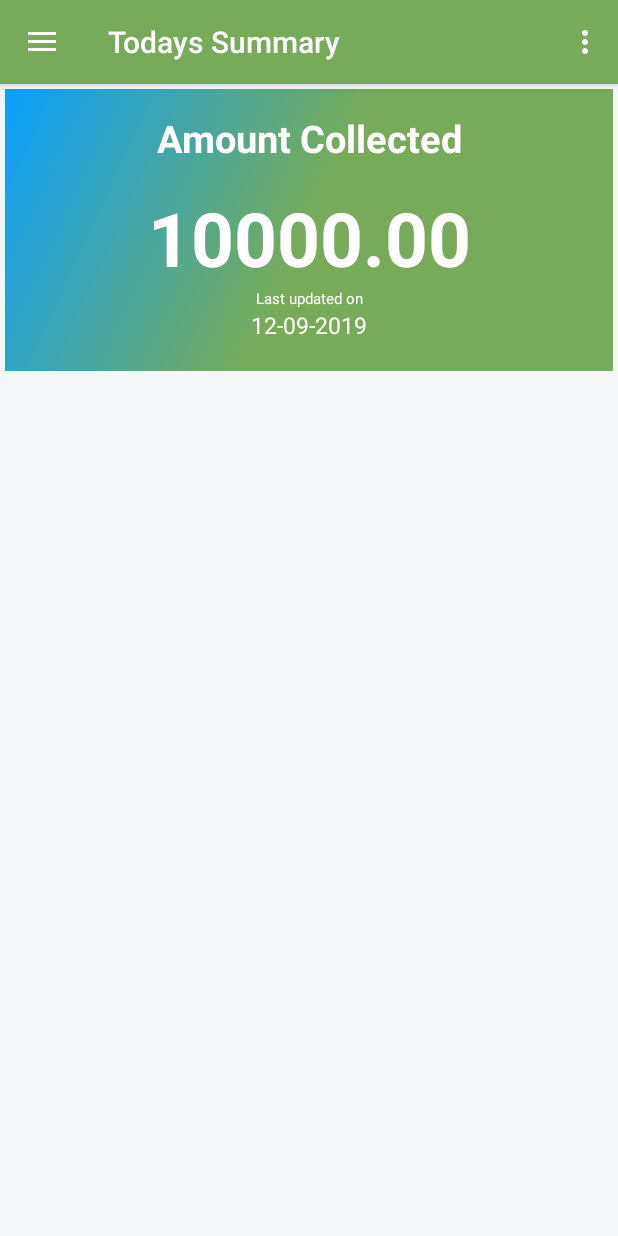
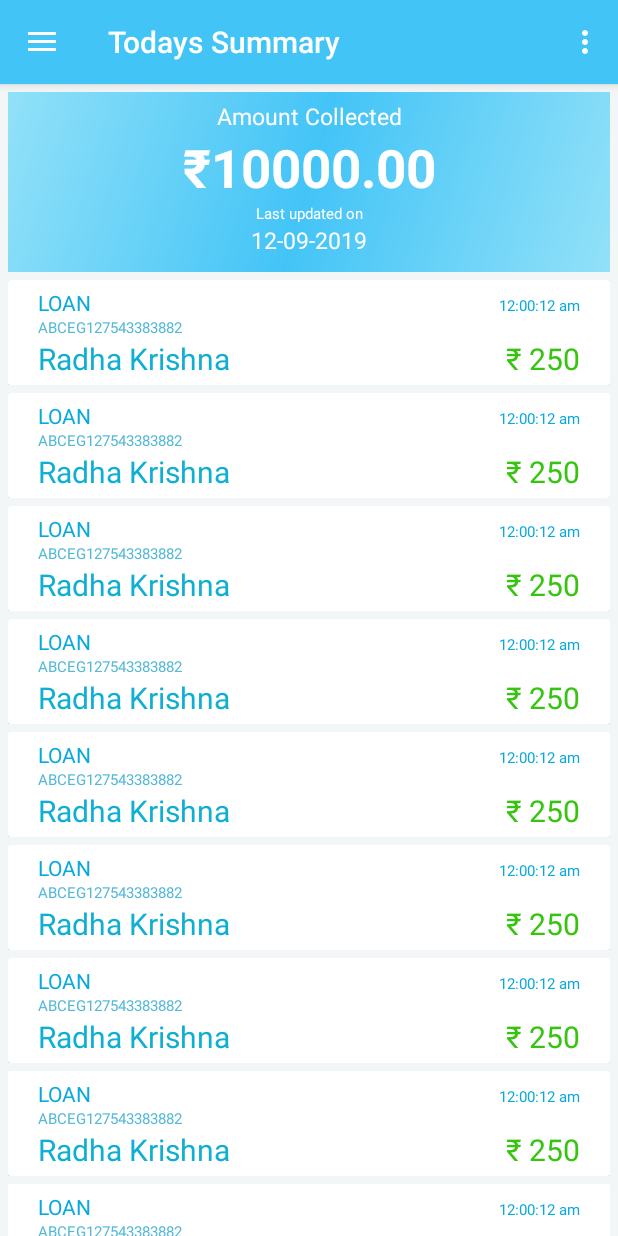
Before and after one commit to SurakshaFinance/AndroidSuraksha, an Android app: the AgentHomeActivity screen opened directly, with no data from a screen before it, on a phone screen of 412 x 824 dp. Run offline under Robolectric (Android 15) with nearby library versions, the phone set to English and light mode, and no system bars.

Commit message:
Added transaction summarry page.

```diff
--- a/app/build.gradle
+++ b/app/build.gradle
@@ -27,4 +27,7 @@ dependencies {
     testImplementation 'junit:junit:4.12'
     androidTestImplementation 'com.android.support.test:runner:1.0.2'
     androidTestImplementation 'com.android.support.test.espresso:espresso-core:3.0.2'
+
+    implementation 'com.android.support:recyclerview-v7:27.1.1'
+    implementation 'com.android.support:cardview-v7:27.1.1'
 }
--- a/app/src/main/java/suraksha/in/fragments/TodaySummaryFragment.java
+++ b/app/src/main/java/suraksha/in/fragments/TodaySummaryFragment.java
@@ -4,18 +4,59 @@ import android.os.Bundle;
 import android.support.annotation.NonNull;
 import android.support.annotation.Nullable;
 import android.support.v4.app.Fragment;
+import android.support.v4.view.ViewCompat;
+import android.support.v7.widget.LinearLayoutManager;
+import android.support.v7.widget.RecyclerView;
 import android.view.LayoutInflater;
 import android.view.View;
 import android.view.ViewGroup;
 
+import java.util.ArrayList;
+import java.util.List;
+
 import suraksha.in.suraksha.R;
+import suraksha.in.suraksha.today_summarry.TransactionHistory;
+import suraksha.in.suraksha.today_summarry.TransactionHistoryAdapter;
 
 public class TodaySummaryFragment extends Fragment {
+
+    private RecyclerView recyclerView;
+    private RecyclerView.Adapter adapter;
+    private List<TransactionHistory> transactionHistories;
 
     @Nullable
     @Override
     public View onCreateView(@NonNull LayoutInflater inflater, @Nullable ViewGroup container, @Nullable Bundle savedInstanceState) {
-        return inflater.inflate(R.layout.fragment_today_summary, container, false);
+        View view = inflater.inflate(R.layout.fragment_today_summary,container,false);
+        recyclerView = view.findViewById(R.id.recycler_view);
+        recyclerView.setHasFixedSize(true);
+        recyclerView.setLayoutManager(new LinearLayoutManager(getContext()));
+        transactionHistories = new ArrayList<>();
+        addTransactionHistories();
+        adapter = new TransactionHistoryAdapter(transactionHistories,getContext());
+        recyclerView.setAdapter(adapter);
+        recyclerView.setNestedScrollingEnabled(false);
+        return view;
+    }
+
+    private void addTransactionHistories(){
+        transactionHistories.add(new TransactionHistory("LOAN","Radha Krishna","12:00:12 am","₹ 250"));
+        transactionHistories.add(new TransactionHistory("LOAN","Radha Krishna","12:00:12 am","₹ 250"));
+        transactionHistories.add(new TransactionHistory("LOAN","Radha Krishna","12:00:12 am","₹ 250"));
+        transactionHistories.add(new TransactionHistory("LOAN","Radha Krishna","12:00:12 am","₹ 250"));
+        transactionHistories.add(new TransactionHistory("LOAN","Radha Krishna","12:00:12 am","₹ 250"));
+        transactionHistories.add(new TransactionHistory("LOAN","Radha Krishna","12:00:12 am","₹ 250"));
+        transactionHistories.add(new TransactionHistory("LOAN","Radha Krishna","12:00:12 am","₹ 250"));
+        transactionHistories.add(new TransactionHistory("LOAN","Radha Krishna","12:00:12 am","₹ 250"));
+        transactionHistories.add(new TransactionHistory("LOAN","Radha Krishna","12:00:12 am","₹ 250"));
+        transactionHistories.add(new TransactionHistory("LOAN","Radha Krishna","12:00:12 am","₹ 250"));
+        transactionHistories.add(new TransactionHistory("LOAN","Radha Krishna","12:00:12 am","₹ 250"));
+        transactionHistories.add(new TransactionHistory("LOAN","Radha Krishna","12:00:12 am","₹ 250"));
+        transactionHistories.add(new TransactionHistory("LOAN","Radha Krishna","12:00:12 am","₹ 250"));
+        transactionHistories.add(new TransactionHistory("LOAN","Radha Krishna","12:00:12 am","₹ 250"));
+        transactionHistories.add(new TransactionHistory("LOAN","Radha Krishna","12:00:12 am","₹ 250"));
+        transactionHistories.add(new TransactionHistory("LOAN","Radha Krishna","12:00:12 am","₹ 250"));
+        transactionHistories.add(new TransactionHistory("LOAN","Radha Krishna","12:00:12 am","₹ 250"));
     }
 
 }
--- a/app/src/main/java/suraksha/in/helpers/ToastHelper.java
+++ b/app/src/main/java/suraksha/in/helpers/ToastHelper.java
@@ -14,7 +14,7 @@ public class ToastHelper {
     public static void makeToast(ViewGroup viewGroup, LayoutInflater inflater, Context applicationContext, boolean isError, String displayMessage) {
         View toastLayout = inflater.inflate(R.layout.suraksha_toast, viewGroup);
         Toast toast = new Toast(applicationContext);
-        int color = isError ? Color.parseColor("#E74C3C") : Color.parseColor("#77ab59");
+        int color = isError ? Color.parseColor("#E74C3C") : Color.parseColor("#43C4F7");
         toast.setView(toastLayout);
         TextView text = (TextView) toastLayout.findViewById(R.id.suraksha_toast_text);
         text.setText(displayMessage);
--- a/app/src/main/java/suraksha/in/suraksha/AgentHomeActivity.java
+++ b/app/src/main/java/suraksha/in/suraksha/AgentHomeActivity.java
@@ -49,6 +49,7 @@ public class AgentHomeActivity extends AppCompatActivity
 
         NavigationView navigationView = (NavigationView) findViewById(R.id.nav_view);
         navigationView.setNavigationItemSelectedListener(this);
+        navigationView.getMenu().getItem(0).setChecked(true);
     }
 
     @Override
--- /dev/null
+++ b/app/src/main/java/suraksha/in/suraksha/today_summarry/TransactionHistory.java
@@ -0,0 +1,49 @@
+package suraksha.in.suraksha.today_summarry;
+
+public class TransactionHistory {
+
+    private String transactionType;
+    private String customerName;
+    private String transactionTime;
+    private String transactionAmount;
+
+    public TransactionHistory(String transactionType, String customerName, String transactionTime, String transactionAmount) {
+        this.transactionType = transactionType;
+        this.customerName = customerName;
+        this.transactionTime = transactionTime;
+        this.transactionAmount = transactionAmount;
+    }
+
+    public String getTransactionType() {
+        return transactionType;
+    }
+
+    public void setTransactionType(String transactionType) {
+        this.transactionType = transactionType;
+    }
+
+    public String getCustomerName() {
+        return customerName;
+    }
+
+    public void setCustomerName(String customerName) {
+        this.customerName = customerName;
+    }
+
+    public String getTransactionTime() {
+        return transactionTime;
+    }
+
+    public void setTransactionTime(String transactionTime) {
+        this.transactionTime = transactionTime;
+    }
+
+    public String getTransactionAmount() {
+        return transactionAmount;
+    }
+
+    public void setTransactionAmount(String transactionAmount) {
+        this.transactionAmount = transactionAmount;
+    }
+
+}
--- /dev/null
+++ b/app/src/main/java/suraksha/in/suraksha/today_summarry/TransactionHistoryAdapter.java
@@ -0,0 +1,61 @@
+package suraksha.in.suraksha.today_summarry;
+
+import android.content.Context;
+import android.support.annotation.NonNull;
+import android.support.v7.widget.RecyclerView;
+import android.view.LayoutInflater;
+import android.view.View;
+import android.view.ViewGroup;
+import android.widget.TextView;
+
+import java.util.List;
+
+import suraksha.in.suraksha.R;
+
+public class TransactionHistoryAdapter extends RecyclerView.Adapter<TransactionHistoryAdapter.ViewHolder> {
+
+    private List<TransactionHistory> items;
+    private Context context;
+
+    public TransactionHistoryAdapter(List<TransactionHistory> items, Context context) {
+        this.items = items;
+        this.context = context;
+    }
+
+    @NonNull
+    @Override
+    public ViewHolder onCreateViewHolder(@NonNull ViewGroup parent, int viewType) {
+        View view = LayoutInflater.from(parent.getContext()).inflate(R.layout.transaction_details, parent, false);
+        return new ViewHolder(view);
+    }
+
+    @Override
+    public void onBindViewHolder(@NonNull ViewHolder holder, int position) {
+        TransactionHistory item = items.get(position);
+        holder.transactionType.setText(item.getTransactionType());
+        holder.customerName.setText(item.getCustomerName());
+        holder.transactionTime.setText(item.getTransactionTime());
+        holder.transactionAmount.setText(item.getTransactionAmount());
+    }
+
+    @Override
+    public int getItemCount() {
+        return items.size();
+    }
+
+    class ViewHolder extends RecyclerView.ViewHolder{
+
+        private TextView transactionType;
+        private TextView customerName;
+        private TextView transactionTime;
+        private TextView transactionAmount;
+
+        public ViewHolder(View itemView) {
+            super(itemView);
+            transactionType = itemView.findViewById(R.id.transaction_type);
+            customerName = itemView.findViewById(R.id.customer_name);
+            transactionTime = itemView.findViewById(R.id.transaction_time);
+            transactionAmount = itemView.findViewById(R.id.transaction_amount);
+        }
+    }
+}
--- a/app/src/main/res/drawable-v21/button.xml
+++ b/app/src/main/res/drawable-v21/button.xml
@@ -2,8 +2,8 @@
     android:shape="rectangle">
     <gradient
         android:angle="135"
-        android:centerColor="#0aa0FF"
-        android:endColor="#77ab59"
-        android:startColor="#76ab59"
+        android:startColor="#92E1F8"
+        android:centerColor="#43C4F7"
+        android:endColor="#92E1F8"
         android:type="linear" />
 </shape>
--- a/app/src/main/res/drawable/side_nav_bar.xml
+++ b/app/src/main/res/drawable/side_nav_bar.xml
@@ -2,8 +2,8 @@
     android:shape="rectangle">
     <gradient
         android:angle="135"
-        android:centerColor="#77ab59"
+        android:startColor="#92E1F8"
+        android:centerColor="#43C4F7"
         android:endColor="#0aa0FF"
-        android:startColor="#76ab59"
         android:type="linear" />
 </shape>
--- a/app/src/main/res/layout/activity_agent_login.xml
+++ b/app/src/main/res/layout/activity_agent_login.xml
@@ -21,7 +21,7 @@
             android:textColor="#ffffff"
             android:textStyle="bold"
             android:textSize="30dp"
-            android:text="SURAKSHA"
+            android:text="Android"
             android:layout_height="wrap_content" />
 
 
--- a/app/src/main/res/layout/app_bar_agent_home.xml
+++ b/app/src/main/res/layout/app_bar_agent_home.xml
@@ -15,7 +15,7 @@
             android:id="@+id/toolbar"
             android:layout_width="match_parent"
             android:layout_height="?attr/actionBarSize"
-            android:background="@color/colorPrimary"
+            android:background="#43C4F7"
             app:popupTheme="@style/AppTheme.PopupOverlay" />
 
     </android.support.design.widget.AppBarLayout>
--- a/app/src/main/res/layout/fragment_customer.xml
+++ b/app/src/main/res/layout/fragment_customer.xml
@@ -13,13 +13,13 @@
             android:orientation="vertical" >
 
             <LinearLayout
-                android:layout_marginTop="5dp"
-                android:layout_marginLeft="5dp"
-                android:layout_marginRight="5dp"
+                android:layout_marginTop="10dp"
+                android:layout_marginLeft="10dp"
+                android:layout_marginRight="10dp"
                 android:layout_width="fill_parent"
                 android:layout_height="wrap_content"
                 android:orientation="horizontal"
-                android:background="@drawable/side_nav_bar">
+                android:background="#ffffff">
                 <ImageView
                     android:id="@+id/create_customer"
                     android:layout_width="60dp"
@@ -30,18 +30,18 @@
                     android:layout_height="60dp"
                     android:text="Create Customer"
                     android:gravity="center"
-                    android:textColor="#FFFFFF"
+                    android:textColor="@color/colorPrimaryDark"
                     android:textSize="20dp"
                     android:layout_alignRight="@+id/create_customer"/>
             </LinearLayout>
             <LinearLayout
-                android:layout_marginTop="5dp"
-                android:layout_marginLeft="5dp"
-                android:layout_marginRight="5dp"
+                android:layout_marginTop="10dp"
+                android:layout_marginLeft="10dp"
+                android:layout_marginRight="10dp"
                 android:layout_width="fill_parent"
                 android:layout_height="wrap_content"
                 android:orientation="horizontal"
-                android:background="@drawable/side_nav_bar">
+                android:background="#ffffff">
                 <ImageView
                     android:id="@+id/update_customer"
                     android:layout_width="60dp"
@@ -52,7 +52,7 @@
                     android:layout_height="60dp"
                     android:text="Update Customer"
                     android:gravity="center"
-                    android:textColor="#FFFFFF"
+                    android:textColor="@color/colorPrimaryDark"
                     android:textSize="20dp"
                     android:layout_alignRight="@+id/update_customer"/>
             </LinearLayout>
--- a/app/src/main/res/layout/fragment_today_summary.xml
+++ b/app/src/main/res/layout/fragment_today_summary.xml
@@ -1,54 +1,65 @@
 <?xml version="1.0" encoding="utf-8"?>
-<LinearLayout xmlns:android="http://schemas.android.com/apk/res/android"
+<android.support.v4.widget.NestedScrollView
     android:layout_width="match_parent"
-    android:layout_height="match_parent"
-    android:orientation="vertical"
-    android:background="@color/theamColor">
-    <ScrollView
+    android:layout_height="wrap_content"
+    xmlns:android="http://schemas.android.com/apk/res/android">
+    <LinearLayout xmlns:android="http://schemas.android.com/apk/res/android"
         android:layout_width="match_parent"
-        android:layout_height="match_parent">
+        android:layout_height="wrap_content"
+        android:orientation="vertical"
+        android:background="@color/theamColor"
+        android:focusable="true">
         <LinearLayout
-            android:layout_margin="3dp"
+            android:layout_marginTop="5dp"
+            android:layout_marginLeft="5dp"
+            android:layout_marginRight="5dp"
             android:layout_width="match_parent"
-            android:layout_height="200dp"
-            android:background="@drawable/side_nav_bar"
+            android:layout_height="120dp"
+            android:background="@drawable/button"
             android:orientation="vertical">
             <TextView
-                android:layout_margin="15dp"
+                android:layout_marginTop="5dp"
                 android:id="@+id/text_view_amount_lable"
                 android:layout_width="match_parent"
                 android:layout_height="wrap_content"
                 android:gravity="center"
                 android:text="Amount Collected"
-                android:textColor="#ffffff"
-                android:textStyle="bold"
-                android:textSize="25dp"/>
+                android:textColor="@color/textWhite"
+                android:textSize="15dp"/>
             <TextView
                 android:id="@+id/text_view_amount"
                 android:layout_width="match_parent"
                 android:layout_height="wrap_content"
                 android:gravity="center"
-                android:text="10000.00"
-                android:textColor="#ffffff"
+                android:text="₹10000.00"
+                android:textColor="@color/textWhite"
                 android:textStyle="bold"
-                android:textSize="50dp"/>
+                android:textSize="35dp"/>
             <TextView
                 android:id="@+id/text_view_date_lable"
                 android:layout_width="match_parent"
                 android:layout_height="wrap_content"
                 android:gravity="center"
                 android:text="Last updated on"
-                android:textColor="#ffffff"
+                android:textColor="@color/textWhite"
                 android:textSize="10dp"/>
             <TextView
-                android:paddingBottom="20dp"
+                android:paddingBottom="5dp"
                 android:id="@+id/text_view_date"
                 android:layout_width="match_parent"
                 android:layout_height="wrap_content"
                 android:gravity="center"
                 android:text="12-09-2019"
-                android:textColor="#ffffff"
+                android:textColor="@color/textWhite"
                 android:textSize="15dp"/>
         </LinearLayout>
-    </ScrollView>
-</LinearLayout>
+        <android.support.v7.widget.RecyclerView
+            android:id="@+id/recycler_view"
+            android:layout_width="match_parent"
+            android:layout_height="wrap_content"
+            android:layout_marginLeft="5dp"
+            android:layout_marginRight="5dp"
+            android:background="@color/theamColor">
+        </android.support.v7.widget.RecyclerView>
+    </LinearLayout>
+</android.support.v4.widget.NestedScrollView>
--- /dev/null
+++ b/app/src/main/res/layout/transaction_details.xml
@@ -0,0 +1,85 @@
+<?xml version="1.0" encoding="utf-8"?>
+<LinearLayout xmlns:android="http://schemas.android.com/apk/res/android"
+    android:layout_width="match_parent"
+    android:layout_height="wrap_content"
+    android:layout_marginTop="5dp">
+    <android.support.v7.widget.CardView
+        android:layout_width="match_parent"
+        android:layout_height="wrap_content">
+        <LinearLayout
+            android:layout_width="fill_parent"
+            android:layout_height="70dp"
+            android:orientation="vertical"
+            android:paddingTop="5dp"
+            android:paddingRight="20dp"
+            android:paddingLeft="20dp"
+            android:background="@color/textWhite"
+            android:focusableInTouchMode="true">
+            <LinearLayout
+                android:layout_width="match_parent"
+                android:layout_height="wrap_content"
+                android:orientation="horizontal">
+                <TextView
+                    android:id="@+id/transaction_type"
+                    android:layout_weight="2"
+                    android:layout_width="match_parent"
+                    android:layout_height="wrap_content"
+                    android:textSize="14dp"
+                    android:textColor="#09A9DD"
+                    android:text="LOAN"
+                    android:gravity="top|left"/>
+                <TextView
+                    android:id="@+id/transaction_time"
+                    android:layout_weight="3"
+                    android:layout_width="match_parent"
+                    android:layout_height="wrap_content"
+                    android:text="12:30:10 am"
+                    android:textColor="#09A9DD"
+                    android:textSize="10dp"
+                    android:gravity="right|top"/>
+            </LinearLayout>
+            <LinearLayout
+                android:layout_width="match_parent"
+                android:layout_height="wrap_content">
+                <TextView
+                    android:id="@+id/transaction_reference_number"
+                    android:layout_weight="2"
+                    android:layout_width="match_parent"
+                    android:layout_height="wrap_content"
+                    android:textSize="10dp"
+                    android:text="ABCEG127543383882"
+                    android:textColor="#54B8D8"
+                    android:gravity="left"/>
+
+            </LinearLayout>
+            <LinearLayout
+                android:layout_width="match_parent"
+                android:layout_height="wrap_content"
+                android:orientation="horizontal">
+                <LinearLayout
+                    android:layout_width="match_parent"
+                    android:layout_height="wrap_content"
+                    android:orientation="horizontal">
+                    <TextView
+                        android:id="@+id/customer_name"
+                        android:layout_weight="2"
+                        android:layout_width="match_parent"
+                        android:layout_height="wrap_content"
+                        android:textSize="20dp"
+                        android:text="Sanooj M P"
+                        android:textColor="#0EAFD3"
+                        android:gravity="top|bottom"/>
+                    <TextView
+                        android:id="@+id/transaction_amount"
+                        android:layout_weight="4"
+                        android:layout_width="match_parent"
+                        android:layout_height="wrap_content"
+                        android:text="₹ 200.00"
+                        android:textSize="20dp"
+                        android:textColor="#37C411"
+                        android:gravity="right|bottom" />
+                </LinearLayout>
+            </LinearLayout>
+        </LinearLayout>
+    </android.support.v7.widget.CardView>
+</LinearLayout>
--- a/app/src/main/res/values/colors.xml
+++ b/app/src/main/res/values/colors.xml
@@ -1,10 +1,11 @@
 <?xml version="1.0" encoding="utf-8"?>
 <resources>
-    <color name="colorPrimary">#77ab59</color>
+    <color name="colorPrimary">#0aa0FF</color>
     <color name="colorPrimaryDark">#0aa0FF</color>
     <color name="colorAccent">#FFFFFF</color>
 
-    <color name="toastSuccessColor">#77ab59</color>
+    <color name="toastSuccessColor">#43C4F7</color>
     <color name="toastErrorColor">#FF0000</color>
-    <color name="theamColor">#F4F6F7</color>
+    <color name="theamColor">#F3F6F7</color>
+    <color name="textWhite">#FFFFFF</color>
 </resources>
```
